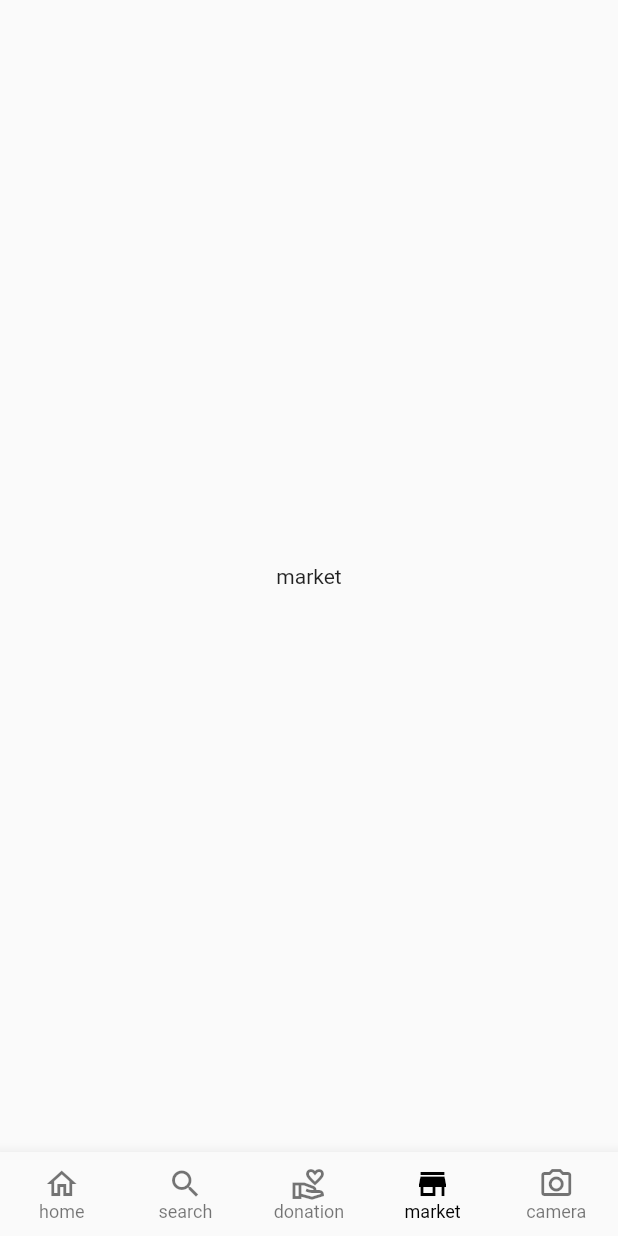
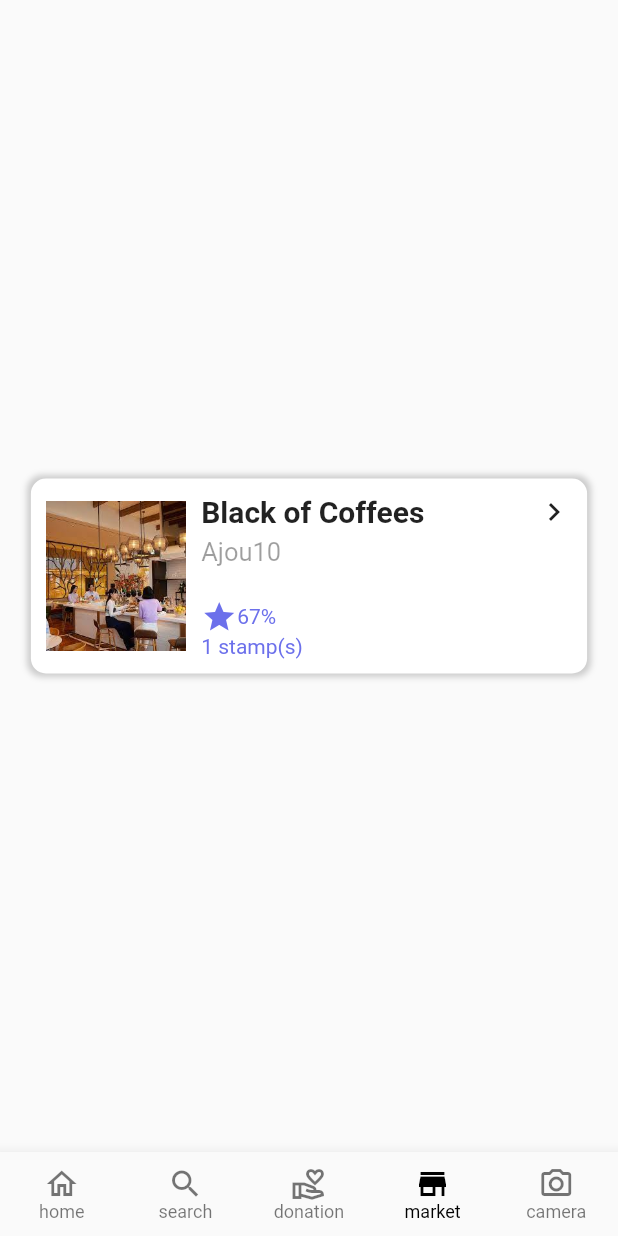
Before and after one commit to JieunHan17/COUtion, a Flutter app: the screen it shows after launch, item 4 of the bottom bar chosen, on a phone screen of 412 x 824 dp. Run offline on Flutter 3.47's test engine with Material 2 defaults, Android fonts, the light colour scheme and no system bars; our stand-ins replace get.

Commit message:
Make a card for market

```diff
--- a/lib/presentation/component/market_card.dart
+++ b/lib/presentation/component/market_card.dart
@@ -0,0 +1,84 @@
+import 'package:flutter/material.dart';
+
+class MarketCard extends StatelessWidget {
+  final String cafeName;
+  final String sellerId;
+  final int sellerDonationPercentage;
+  final int numOfStamps;
+
+  const MarketCard(
+      {Key? key,
+      required this.cafeName,
+      required this.sellerId,
+      required this.sellerDonationPercentage,
+      required this.numOfStamps})
+      : super(key: key);
+
+  @override
+  Widget build(BuildContext context) {
+    return Container(
+        width: MediaQuery.of(context).size.width * 0.9,
+        height: 130,
+        decoration: BoxDecoration(
+            color: Colors.white,
+            borderRadius: BorderRadius.circular(10.0),
+            boxShadow: [
+              BoxShadow(
+                color: Colors.grey.withOpacity(0.5),
+                spreadRadius: 2,
+                blurRadius: 3,
+              )
+            ]),
+        child: Padding(
+          padding: EdgeInsets.all(10.0),
+          child: Row(children: [
+            Image(
+              image: AssetImage('images/cafe_sample.jpeg'),
+              height: 100,
+            ),
+            SizedBox(
+              width: 10,
+            ),
+            Expanded(
+              child: Column(
+                crossAxisAlignment: CrossAxisAlignment.start,
+                children: [
+                  Row(
+                    children: [
+                      Expanded(
+                          child: Text(
+                        cafeName,
+                        style: TextStyle(
+                            fontSize: 20, fontWeight: FontWeight.bold),
+                      )),
+                      Icon(Icons.chevron_right)
+                    ],
+                  ),
+                  SizedBox(height: 5),
+                  Text(
+                    sellerId,
+                    style: TextStyle(fontSize: 17, color: Colors.black38),
+                  ),
+                  Expanded(child: Container()),
+                  Row(
+                    children: [
+                      Icon(Icons.star,
+                          color: Color.fromARGB(255, 108, 112, 235)),
+                      Text(
+                        '$sellerDonationPercentage%',
+                        style: TextStyle(
+                            color: Color.fromARGB(255, 108, 112, 235)),
+                      )
+                    ],
+                  ),
+                  Text(
+                    '$numOfStamps stamp(s)',
+                    style: TextStyle(color: Color.fromARGB(255, 108, 112, 235)),
+                  )
+                ],
+              ),
+            ),
+          ]),
+        ));
+  }
+}
--- a/lib/presentation/view/main_view.dart
+++ b/lib/presentation/view/main_view.dart
@@ -6,7 +6,6 @@ import 'package:cou_tion/presentation/view/search_view.dart';
 import 'package:cou_tion/presentation/viewmodel/main_viewmodel.dart';
 import 'package:flutter/material.dart';
 import 'package:get/get.dart';
-import '../viewmodel/main_viewmodel.dart';
 
 class MainPage extends GetView<MainViewModel> {
   const MainPage({super.key});
--- a/lib/presentation/view/market_view.dart
+++ b/lib/presentation/view/market_view.dart
@@ -1,3 +1,4 @@
+import 'package:cou_tion/presentation/component/market_card.dart';
 import 'package:flutter/material.dart';
 
 class MarketPage extends StatelessWidget {
@@ -7,7 +8,14 @@ class MarketPage extends StatelessWidget {
   Widget build(BuildContext context) {
     return MaterialApp(
         home: Scaffold(
-      body: SafeArea(child: Center(child: Text('market'))),
+      body: SafeArea(
+          child: Center(
+              child: MarketCard(
+        cafeName: 'Black of Coffees',
+        sellerId: 'Ajou10',
+        sellerDonationPercentage: 67,
+        numOfStamps: 1,
+      ))),
     ));
   }
 }
--- a/pubspec.yaml
+++ b/pubspec.yaml
@@ -18,3 +18,5 @@ dev_dependencies:
 
 flutter:
   uses-material-design: true
+  assets:
+    - images/
```
Also changed, not shown: lib/data/model/sale_info.dart (added, +33 -0 lines), lib/domain/entity/sale_info_entity.dart (added, +12 -0 lines), images/cafe_sample.jpeg (added).
